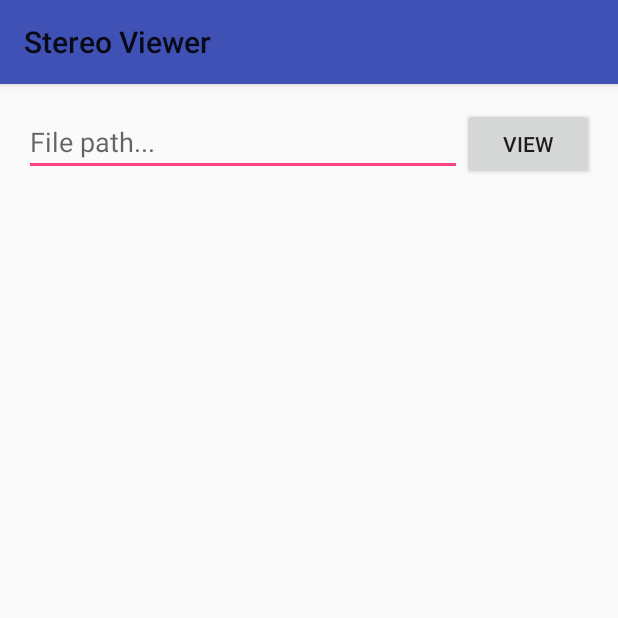
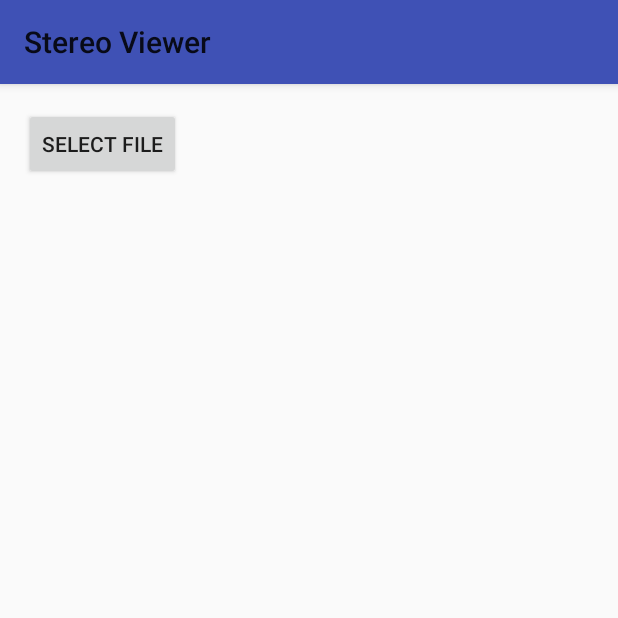
Before and after one commit to ribbons/StereoViewer, an Android app: the screen it shows after launch (MainActivity), on a phone screen of 412 x 824 dp, the top half of it. Run offline under Robolectric (Android 15) with nearby library versions, the phone set to English and light mode, and no system bars.

Commit message:
Browse for image file instead of entering path
Switch from the user entering a path to using the ACTION_OPEN_DOCUMENT
intent to browse for a file.  This allows us to remove the
READ_EXTERNAL_STORAGE action as permission to the chosen file is granted
as part of the open document action.

```diff
--- a/app/src/main/AndroidManifest.xml
+++ b/app/src/main/AndroidManifest.xml
@@ -1,8 +1,6 @@
 <?xml version="1.0" encoding="utf-8"?>
 <manifest xmlns:android="http://schemas.android.com/apk/res/android"
     package="com.nerdoftheherd.stereoviewer">
-
-    <uses-permission android:name="android.permission.READ_EXTERNAL_STORAGE" />
 
     <application
         android:allowBackup="true"
--- a/app/src/main/res/layout/activity_main.xml
+++ b/app/src/main/res/layout/activity_main.xml
@@ -10,20 +10,9 @@
     android:paddingTop="@dimen/activity_vertical_margin"
     tools:context="com.nerdoftheherd.stereoviewer.activities.MainActivity">
 
-    <LinearLayout
-        android:layout_width="match_parent"
-        android:layout_height="wrap_content">
-
-        <EditText
-            android:id="@+id/file_path"
-            android:layout_width="0dp"
-            android:layout_weight="1"
-            android:layout_height="wrap_content"
-            android:hint="@string/file_path"/>
-        <Button
-            android:layout_width="wrap_content"
-            android:layout_height="wrap_content"
-            android:text="@string/view"
-            android:onClick="viewImage" />
-    </LinearLayout>
+    <Button
+        android:layout_width="wrap_content"
+        android:layout_height="wrap_content"
+        android:text="@string/select_file"
+        android:onClick="selectFile" />
 </RelativeLayout>
--- a/app/src/main/res/values/strings.xml
+++ b/app/src/main/res/values/strings.xml
@@ -2,6 +2,5 @@
     <string name="app_name">Stereo Viewer</string>
     <string name="left_image">Left Image</string>
     <string name="right_image">Right Image</string>
-    <string name="file_path">File path...</string>
-    <string name="view">View</string>
+    <string name="select_file">Select File</string>
 </resources>
```
Also changed, not shown: app/src/main/java/com/nerdoftheherd/stereoviewer/activities/MainActivity.java (+15 -8 lines), app/src/main/java/com/nerdoftheherd/stereoviewer/activities/ViewActivity.java (+14 -6 lines), app/src/main/java/com/nerdoftheherd/stereoviewer/image/SideBySideImage.java (+8 -2 lines).
